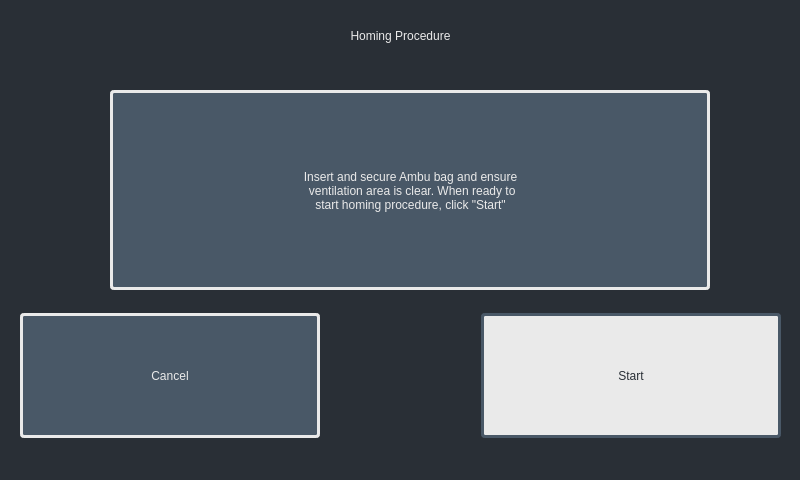
VentCU/bbwtb, file software/control_system/gui/start_homing.ui: the form before one commit.
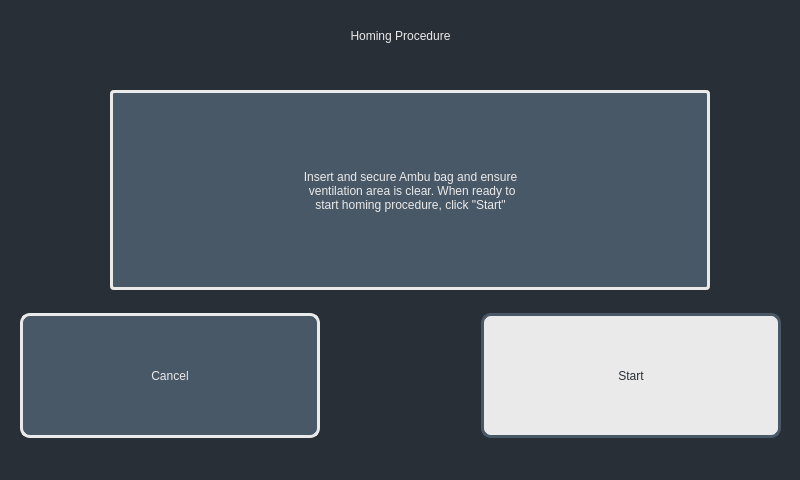
The form after the commit. Icons and pictures are not drawn.

Patch:
```diff
--- a/software/control_system/gui/start_homing.ui
+++ b/software/control_system/gui/start_homing.ui
@@ -148,7 +148,7 @@
 padding: 2px;
 font:36pt &quot;Nimbus sans L&quot;;
 color: #EAEAEA;
-border-radius: 4px;
+border-radius: 10px;
 </string>
        </property>
        <property name="text">
@@ -199,7 +199,7 @@
 padding: 2px;
 font:36pt &quot;Nimbus sans L&quot;;
 color: #292F36;
-border-radius: 4px;</string>
+border-radius: 10px;</string>
        </property>
        <property name="text">
         <string>Start</string>
```
